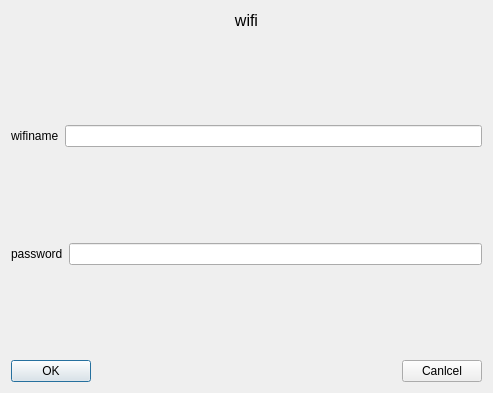
This is qt/t507/wificondialog.ui in jizizihe/baijie_demo as Qt 5 draws it before an edit. The edited form follows.
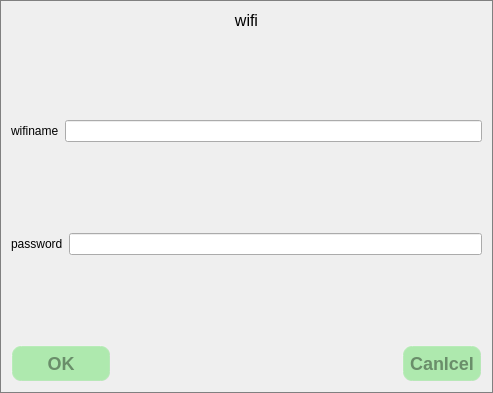
This is the edited form. Icons and pictures are not drawn.

```diff
--- a/qt/t507/wificondialog.ui
+++ b/qt/t507/wificondialog.ui
@@ -13,6 +13,45 @@
   <property name="windowTitle">
    <string>Dialog</string>
   </property>
+  <property name="styleSheet">
+   <string notr="true">QDialog {border:1px solid gray;}
+/****************按钮部件*******************/
+QPushButton{
+     background-color: rgba(100, 225, 100, 120);/*背景色*/
+     border-style: outset; /*边框样式*/
+     border-width:  2px;  /*边框宽度为4像素*/
+     border-radius: 10px; /*边框圆角半径*/
+     border-color: rgba(255, 225, 255, 30);/*边框颜色*/
+     font: bold 18px;/*字体*/
+     color:rgba(0, 0, 0, 100);/*字体颜色*/
+     padding: 6px; /*填衬*/
+	outline: none; /*去掉按钮的虚线框*/
+}
+
+QPushButton:hover{ /*鼠标悬停在按钮上时*/
+        background-color:rgba(100,255,100, 100);
+        border-color: rgba(255, 225, 255, 200);
+        color:rgba(0, 0, 0, 200);
+}
+
+QPushButton:pressed { /*按钮被按下时*/
+     background-color:rgba(100,255,100, 200);
+     border-color: rgba(255, 225, 255, 30);
+     border-style: inset;
+     color:rgba(0, 0, 0, 100);
+}
+
+/****************滑块部件*******************/
+
+
+QSlider::handle:horizontal { /*水平滑块的手柄*/
+        image: url(:/image/sliderHandle.png);
+ }
+
+QSlider::sub-page:horizontal { /*水平滑块手柄以前的部分*/
+        border-image: url(:/image/slider.png);/*边框图片*/
+ }</string>
+  </property>
   <layout class="QGridLayout" name="gridLayout">
    <item row="0" column="0" colspan="2">
     <widget class="QLabel" name="label">
@@ -107,6 +146,12 @@
     <layout class="QHBoxLayout" name="horizontalLayout">
      <item>
       <widget class="QPushButton" name="WifiOkBtn">
+       <property name="minimumSize">
+        <size>
+         <width>100</width>
+         <height>0</height>
+        </size>
+       </property>
        <property name="text">
         <string>OK</string>
        </property>
```
